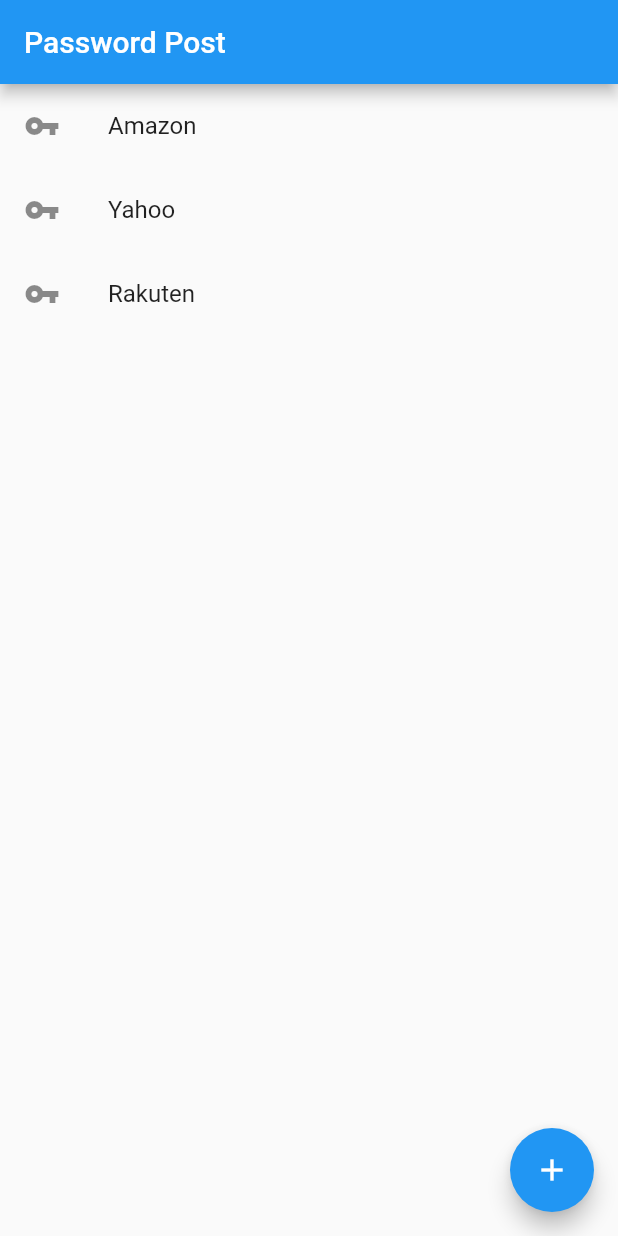
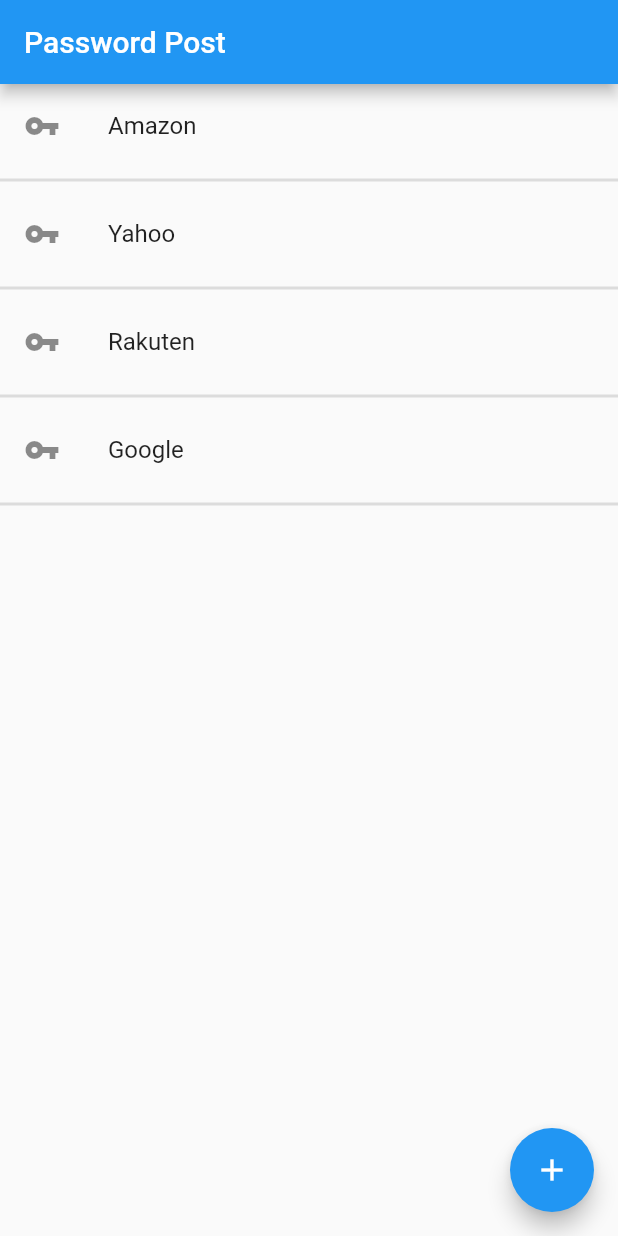
Before and after one commit to seitamuro/first_flutter_app, a Flutter app: the screen it shows after launch, after a tap on the "add" icon, on a phone screen of 412 x 824 dp. Run offline on Flutter 3.47's test engine with Material 2 defaults, Android fonts, the light colour scheme and no system bars.

Commit message:
FloatingButtonをクリックしたときの挙動を定義

```diff
--- a/lib/main.dart
+++ b/lib/main.dart
@@ -34,7 +34,7 @@
 
   void _incrementCounter() {
     setState(() {
-      _counter++;
+      titleList.add("Google");
     });
   }
 
@@ -52,7 +52,8 @@
                 ListTile(
                   leading: Icon(Icons.vpn_key),
                   title: Text(titleList[i])
-                )
+                ),
+                Divider(thickness: 2,),
               ]
             );
           }),
```
Also changed, not shown: lib/next_page.dart (added).
